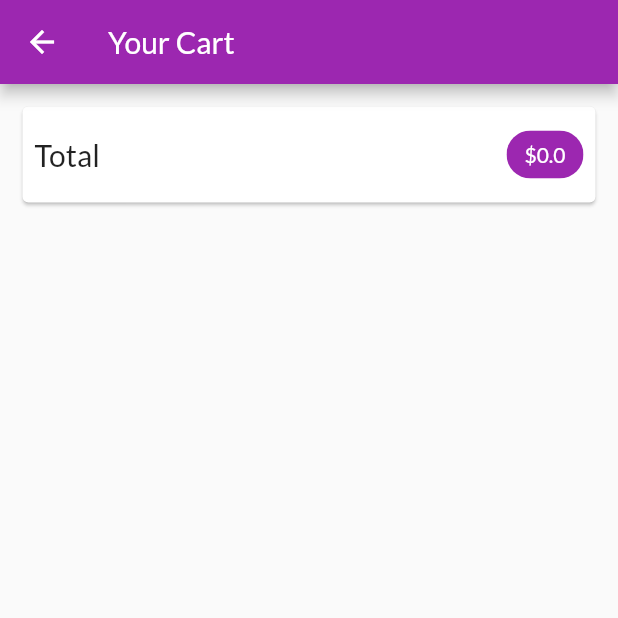
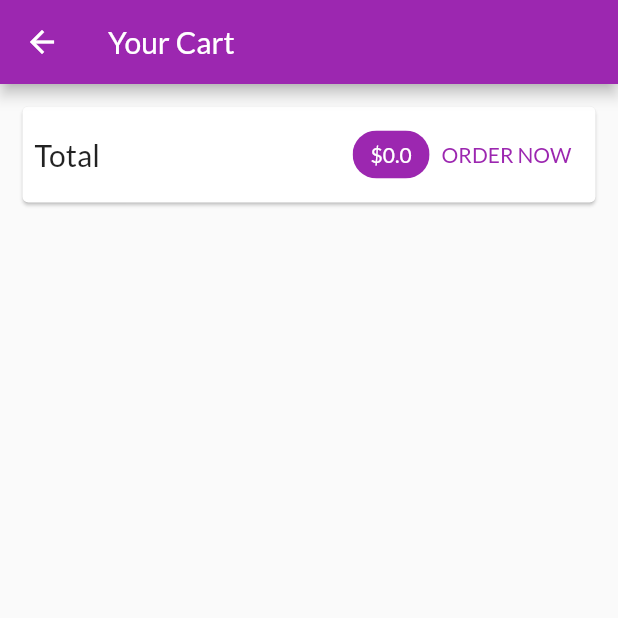
Before and after one commit to 5tigerjelly/learn_flutter_shop_app, a Flutter app: the CartScreen screen opened by its route, on a phone screen of 412 x 824 dp, the top half of it. Run offline on Flutter 3.47's test engine with Material 2 defaults, Android fonts, the light colour scheme and no system bars; network calls fail.

Commit message:
able to load cart screen

```diff
--- a/lib/screens/cart_screen.dart
+++ b/lib/screens/cart_screen.dart
@@ -1,6 +1,7 @@
 import 'package:flutter/material.dart';
-import 'package:flutter_complete_guide/providers/cart.dart';
+import '../providers/cart.dart' show Cart;
 import 'package:provider/provider.dart';
+import '../widgets/cart_item.dart';
 
 class CartScreen extends StatelessWidget {
   static const routeName = '/cart';
@@ -24,9 +25,7 @@ class CartScreen extends StatelessWidget {
                     'Total',
                     style: TextStyle(fontSize: 20),
                   ),
-                  SizedBox(
-                    width: 10,
-                  ),
+                  Spacer(),
                   Chip(
                     label: Text(
                       '\$${cart.totalAmount.toString()}',
@@ -37,10 +36,25 @@ class CartScreen extends StatelessWidget {
                     ),
                     backgroundColor: Theme.of(context).primaryColor,
                   ),
+                  TextButton(
+                    onPressed: () {},
+                    child: Text('ORDER NOW'),
+                  )
                 ],
               ),
             ),
-          )
+          ),
+          SizedBox(height: 10),
+          Expanded(
+              child: ListView.builder(
+            itemBuilder: (ctx, i) => CartItem(
+              cart.item.values.toList()[i].id,
+              cart.item.values.toList()[i].price,
+              cart.item.values.toList()[i].quantity,
+              cart.item.values.toList()[i].title,
+            ),
+            itemCount: cart.itemCount,
+          ))
         ],
       ),
     );
```
Also changed, not shown: lib/widgets/cart_item.dart (added, +34 -0 lines).
